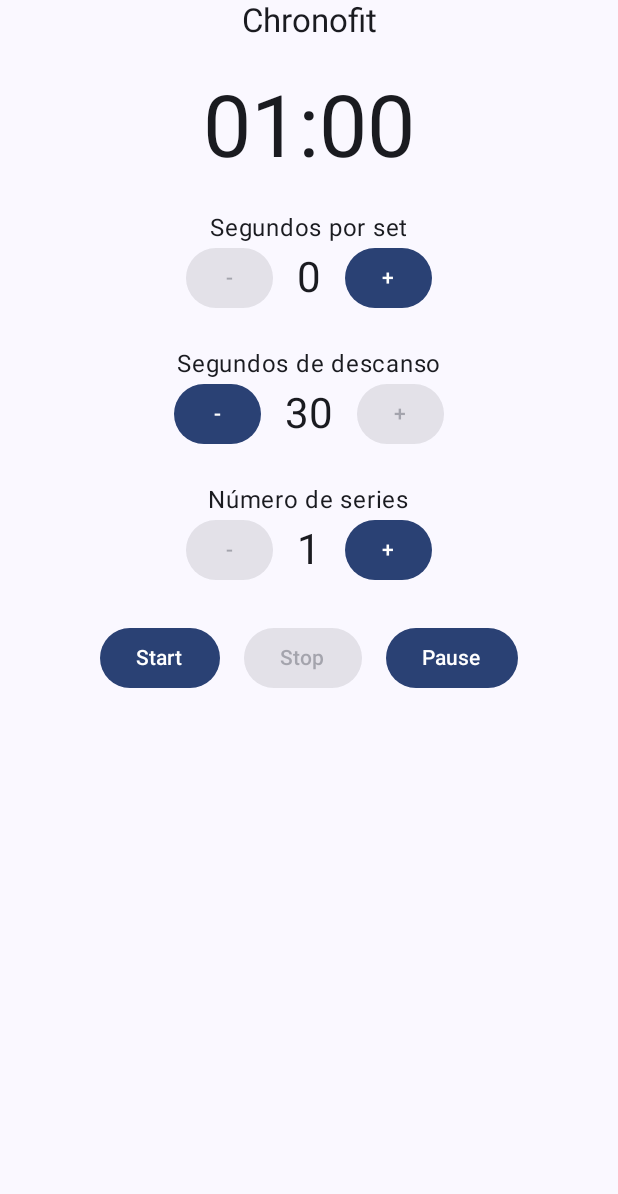
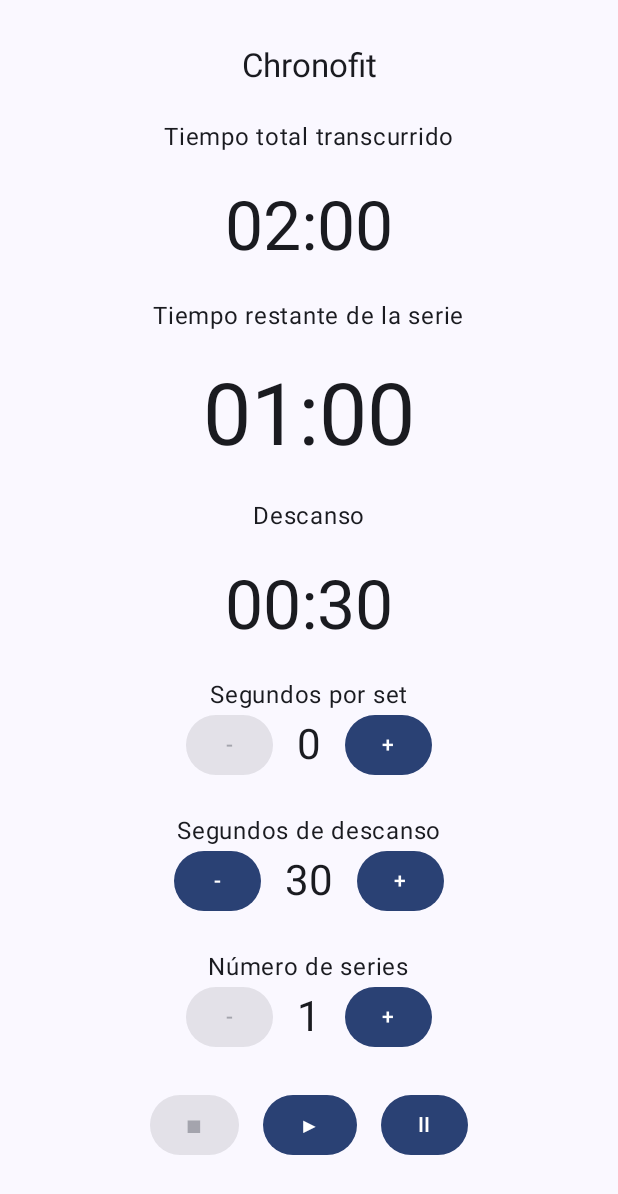
Before and after one commit to CarlosHernandezCR/Chrono-fit, an Android app built with Jetpack Compose: the screen it shows after launch (MainActivity), on a phone screen of 412 x 824 dp. Shown: the top 1194 px of the screen. Run offline under Robolectric (Android 15) with nearby library versions, the phone set to English and light mode, and no system bars.

Commit message:
Segundo prototipo de interfaz

```diff
--- a/Chrono_FitApp/app/src/main/java/com/example/chrono_fit_app/common/Constants.kt
+++ b/Chrono_FitApp/app/src/main/java/com/example/chrono_fit_app/common/Constants.kt
@@ -10,7 +10,7 @@
     const val SEGUNDOS_POR_SET = "Segundos por set"
     const val SEGUNDOS_DE_DESCANSO = "Segundos de descanso"
     const val NUMERO_DE_SERIES = "Número de series"
-    const val START = "Start"
-    const val STOP = "Stop"
-    const val PAUSE = "Pause"
+    const val TIEMPO_TOTAL_TRANSCURRIDO = "Tiempo total transcurrido"
+    const val TIEMPO_RESTANTE_DE_LA_SERIE = "Tiempo restante de la serie"
+    const val DESCANSO = "Descanso"
 }
--- a/Chrono_FitApp/app/src/main/java/com/example/chrono_fit_app/ui/screens/principal/PrincipalActivity.kt
+++ b/Chrono_FitApp/app/src/main/java/com/example/chrono_fit_app/ui/screens/principal/PrincipalActivity.kt
@@ -21,15 +21,15 @@
 import androidx.compose.ui.tooling.preview.Preview
 import androidx.compose.ui.unit.dp
 import androidx.lifecycle.viewmodel.compose.viewModel
-import com.example.chrono_fit_app.common.Constants
+import com.example.chrono_fit_app.common.Constants.DESCANSO
 import com.example.chrono_fit_app.common.Constants.MAS
 import com.example.chrono_fit_app.common.Constants.MENOS
+import com.example.chrono_fit_app.common.Constants.NUMERO_DE_SERIES
 import com.example.chrono_fit_app.common.Constants.SEGUNDOS_DE_DESCANSO
 import com.example.chrono_fit_app.common.Constants.SEGUNDOS_POR_SET
-import com.example.chrono_fit_app.common.Constants.NUMERO_DE_SERIES
-import com.example.chrono_fit_app.common.Constants.PAUSE
-import com.example.chrono_fit_app.common.Constants.START
-import com.example.chrono_fit_app.common.Constants.STOP
+import com.example.chrono_fit_app.common.Constants.TIEMPO_RESTANTE_DE_LA_SERIE
+import com.example.chrono_fit_app.common.Constants.TIEMPO_TOTAL_TRANSCURRIDO
+import com.example.chrono_fit_app.common.Constants.TITULO
 import kotlinx.coroutines.launch
 
 
@@ -108,35 +108,49 @@
         modifier = modifier.fillMaxSize()
     ) {
         Text(
-            text = Constants.TITULO,
-            style = MaterialTheme.typography.titleLarge
+            text = TITULO,
+            style = MaterialTheme.typography.titleLarge,
+            modifier = Modifier.padding(top = 30.dp)
         )
+
+        Text(TIEMPO_TOTAL_TRANSCURRIDO, style = MaterialTheme.typography.bodyLarge)
+        Text(
+            text = formatSecondsToTime(180 - tiempoRestante),
+            style = MaterialTheme.typography.displayMedium
+        )
+
+        Text(TIEMPO_RESTANTE_DE_LA_SERIE, style = MaterialTheme.typography.bodyLarge)
         Text(
             text = formatSecondsToTime(tiempoRestante),
             style = MaterialTheme.typography.displayLarge
         )
 
-        NumberSelector(SEGUNDOS_POR_SET, tiempoActividad, OnTiempoActividadChanged, min = 1, max = 60)
-        NumberSelector(SEGUNDOS_DE_DESCANSO, tiempoDescanso, OnTiempoDescansoChanged, min = 0, max = 30)
-        NumberSelector(NUMERO_DE_SERIES, numeroSeries, OnNumeroSeriesChanged, min = 1, max = 20)
+        Text(DESCANSO, style = MaterialTheme.typography.bodyLarge)
+        Text(
+            text = formatSecondsToTime(tiempoDescanso),
+            style = MaterialTheme.typography.displayMedium
+        )
+
+        NumberSelector(SEGUNDOS_POR_SET, tiempoActividad, OnTiempoActividadChanged, min = 60)
+        NumberSelector(SEGUNDOS_DE_DESCANSO, tiempoDescanso, OnTiempoDescansoChanged, min = 0)
+        NumberSelector(NUMERO_DE_SERIES, numeroSeries, OnNumeroSeriesChanged, min = 1)
 
         Row(
             horizontalArrangement = Arrangement.spacedBy(16.dp),
             verticalAlignment = Alignment.CenterVertically
         ) {
+            Button(onClick = onStopClick, enabled = empezado && !terminado) {
+                Text("■")
+            }
             Button(onClick = onStartClick, enabled = !empezado || terminado) {
-                Text(START)
-            }
-            Button(onClick = onStopClick, enabled = empezado && !terminado) {
-                Text(STOP)
+                Text("▶")
             }
             Button(onClick = onPauseClick, enabled = !pausado && !terminado) {
-                Text(PAUSE)
+                Text("Ⅱ")
             }
         }
     }
 }
-
 
 @Composable
 fun NumberSelector(
@@ -145,7 +159,7 @@
     onValueChange: (Int) -> Unit,
     modifier: Modifier = Modifier,
     step: Int = 1,
-    min: Int = 0,
+    min: Int,
     max: Int = Int.MAX_VALUE
 ) {
     Column(modifier = modifier, horizontalAlignment = Alignment.CenterHorizontally) {
@@ -173,6 +187,7 @@
         }
     }
 }
+
 private fun formatSecondsToTime(seconds: Int): String {
     val minutes = seconds / 60
     val secs = seconds % 60
```
